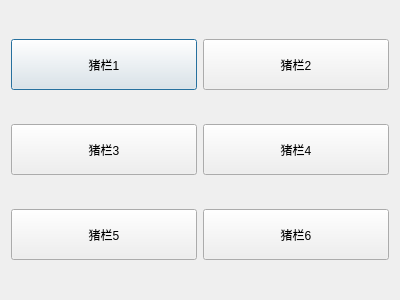
Jujuezi/repository, file pigfarm.ui: the form before one commit.
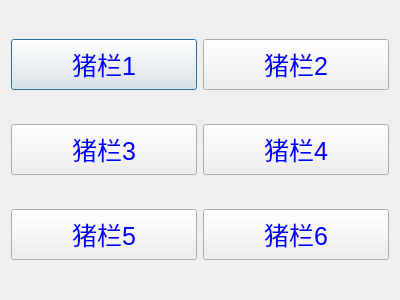
The form after the commit. Icons and pictures are not drawn.

Patch:
```diff
--- a/pigfarm.ui
+++ b/pigfarm.ui
@@ -13,6 +13,9 @@
   <property name="windowTitle">
    <string>Dialog</string>
   </property>
+  <property name="styleSheet">
+   <string notr="true">#pigFarm{border-image: url(:/pig/pigPos.jpg);}</string>
+  </property>
   <layout class="QGridLayout" name="gridLayout">
    <item row="0" column="0">
     <widget class="QPushButton" name="btnPig1">
@@ -22,6 +25,18 @@
        <height>51</height>
       </size>
      </property>
+     <property name="styleSheet">
+      <string notr="true">QPushButton
+{
+color:blue;
+font: 11pt &quot;方正舒体&quot;;
+font-size:25px
+}
+QPushButton:hover {
+    background-color: #008cba;
+    color: white;
+}</string>
+     </property>
      <property name="text">
       <string>猪栏1</string>
      </property>
@@ -35,6 +50,18 @@
        <height>51</height>
       </size>
      </property>
+     <property name="styleSheet">
+      <string notr="true">QPushButton
+{
+color:blue;
+font: 11pt &quot;方正舒体&quot;;
+font-size:25px
+}
+QPushButton:hover {
+    background-color: #008cba;
+    color: white;
+}</string>
+     </property>
      <property name="text">
       <string>猪栏2</string>
      </property>
@@ -48,6 +75,18 @@
        <height>51</height>
       </size>
      </property>
+     <property name="styleSheet">
+      <string notr="true">QPushButton
+{
+color:blue;
+font: 11pt &quot;方正舒体&quot;;
+font-size:25px
+}
+QPushButton:hover {
+    background-color: #008cba;
+    color: white;
+}</string>
+     </property>
      <property name="text">
       <string>猪栏3</string>
      </property>
@@ -61,6 +100,18 @@
        <height>51</height>
       </size>
      </property>
+     <property name="styleSheet">
+      <string notr="true">QPushButton
+{
+color:blue;
+font: 11pt &quot;方正舒体&quot;;
+font-size:25px
+}
+QPushButton:hover {
+    background-color: #008cba;
+    color: white;
+}</string>
+     </property>
      <property name="text">
       <string>猪栏4</string>
      </property>
@@ -74,6 +125,18 @@
        <height>51</height>
       </size>
      </property>
+     <property name="styleSheet">
+      <string notr="true">QPushButton
+{
+color:blue;
+font: 11pt &quot;方正舒体&quot;;
+font-size:25px
+}
+QPushButton:hover {
+    background-color: #008cba;
+    color: white;
+}</string>
+     </property>
      <property name="text">
       <string>猪栏5</string>
      </property>
@@ -87,6 +150,21 @@
        <height>51</height>
       </size>
      </property>
+     <property name="whatsThis">
+      <string>&lt;html&gt;&lt;head/&gt;&lt;body&gt;&lt;p&gt;&lt;br/&gt;&lt;/p&gt;&lt;/body&gt;&lt;/html&gt;</string>
+     </property>
+     <property name="styleSheet">
+      <string notr="true">QPushButton
+{
+color:blue;
+font: 11pt &quot;方正舒体&quot;;
+font-size:25px
+}
+QPushButton:hover {
+    background-color: #008cba;
+    color: white;
+}</string>
+     </property>
      <property name="text">
       <string>猪栏6</string>
      </property>
```
